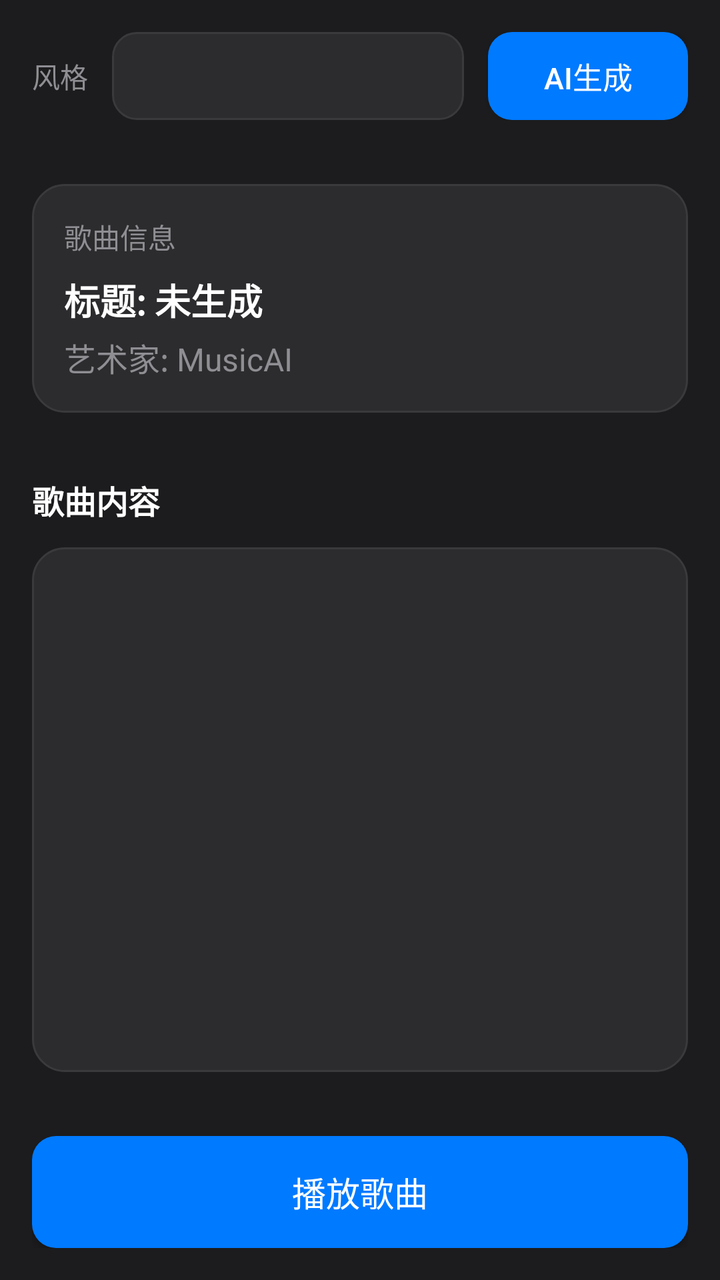
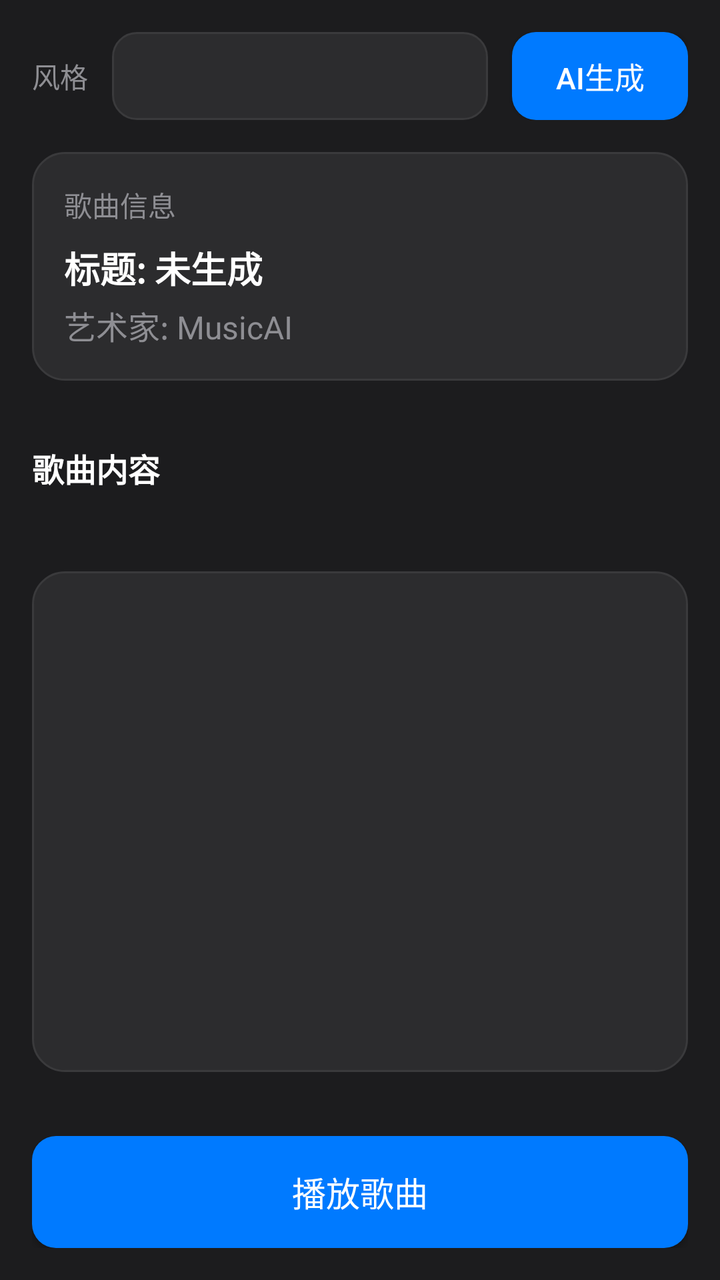

Two renders of the same Android screen: before a commit and after it. Below are the layout's source before the change and the commit's diff.
<!-- AndroidManifest.xml: application theme Theme.MusicAI -->
<!-- res/layout/activity_song_generator.xml -->
<?xml version="1.0" encoding="utf-8"?>
<LinearLayout xmlns:android="http://schemas.android.com/apk/res/android"
    android:layout_width="match_parent"
    android:layout_height="match_parent"
    android:orientation="vertical"
    android:background="@color/apple_dark">

    <LinearLayout
        android:layout_width="match_parent"
        android:layout_height="wrap_content"
        android:orientation="horizontal"
        android:padding="16dp"
        android:gravity="center_vertical">

        <TextView
            android:layout_width="wrap_content"
            android:layout_height="wrap_content"
            android:text="风格"
            android:textSize="14sp"
            android:textColor="@color/apple_text_secondary"
            android:layout_marginRight="12dp"/>

        <Spinner
            android:id="@+id/sp_style"
            android:layout_width="0dp"
            android:layout_height="44dp"
            android:layout_weight="1"
            android:background="@drawable/apple_edittext_bg"
            android:paddingHorizontal="12dp"/>

        <Button
            android:id="@+id/btn_generate"
            android:layout_width="100dp"
            android:layout_height="44dp"
            android:text="AI生成"
            android:textSize="15sp"
            android:textColor="@color/apple_text"
            android:background="@drawable/apple_button_primary_bg"
            android:layout_marginLeft="12dp"
            android:cornerRadius="10dp"/>

    </LinearLayout>

    <LinearLayout
        android:layout_width="match_parent"
        android:layout_height="wrap_content"
        android:orientation="vertical"
        android:background="@drawable/apple_card_bg"
        android:padding="16dp"
        android:layout_margin="16dp">

        <TextView
            android:layout_width="match_parent"
            android:layout_height="wrap_content"
            android:text="歌曲信息"
            android:textSize="14sp"
            android:textColor="@color/apple_text_secondary"
            android:layout_marginBottom="8dp"/>

        <TextView
            android:id="@+id/tv_title"
            android:layout_width="match_parent"
            android:layout_height="wrap_content"
            android:text="标题: 未生成"
            android:textSize="18sp"
            android:textColor="@color/apple_text"
            android:textStyle="bold"/>

        <TextView
            android:id="@+id/tv_artist"
            android:layout_width="match_parent"
            android:layout_height="wrap_content"
            android:text="艺术家: MusicAI"
            android:textSize="16sp"
            android:textColor="@color/apple_text_secondary"
            android:layout_marginTop="4dp"/>

    </LinearLayout>

    <LinearLayout
        android:layout_width="match_parent"
        android:layout_height="0dp"
        android:layout_weight="1"
        android:orientation="vertical"
        android:padding="16dp"
        android:paddingTop="0dp">

        <TextView
            android:layout_width="match_parent"
            android:layout_height="wrap_content"
            android:text="歌曲内容"
            android:textSize="16sp"
            android:textColor="@color/apple_text"
            android:textStyle="bold"
            android:layout_marginBottom="12dp"/>

        <ListView
            android:id="@+id/lv_song"
            android:layout_width="match_parent"
            android:layout_height="0dp"
            android:layout_weight="1"
            android:background="@drawable/apple_card_bg"
            android:divider="@color/apple_mid_gray"
            android:dividerHeight="1dp"/>

    </LinearLayout>

    <LinearLayout
        android:layout_width="match_parent"
        android:layout_height="wrap_content"
        android:orientation="horizontal"
        android:padding="16dp">

        <Button
            android:id="@+id/btn_play"
            android:layout_width="match_parent"
            android:layout_height="56dp"
            android:text="播放歌曲"
            android:textSize="17sp"
            android:textColor="@color/apple_text"
            android:background="@drawable/apple_button_primary_bg"
            android:cornerRadius="12dp"/>

    </LinearLayout>

    <ProgressBar
        android:id="@+id/progress_bar"
        android:layout_width="wrap_content"
        android:layout_height="wrap_content"
        android:layout_gravity="center"
        android:visibility="gone"
        android:layout_marginBottom="16dp"/>

</LinearLayout>
<!-- resources referenced by this layout -->
<resources>
  <color name="apple_dark">#1C1C1E</color>
  <color name="apple_mid_gray">#3A3A3C</color>
  <color name="apple_text">#FFFFFF</color>
  <color name="apple_text_secondary">#8E8E93</color>
  <!-- drawable apple_button_primary_bg (drawable) -->
  <?xml version="1.0" encoding="utf-8"?>
  <selector xmlns:android="http://schemas.android.com/apk/res/android">
      <item android:state_pressed="true">
          <shape android:shape="rectangle">
              <solid android:color="@color/apple_accent_active" />
              <corners android:radius="12dp" />
          </shape>
      </item>
      <item>
          <shape android:shape="rectangle">
              <solid android:color="@color/apple_accent" />
              <corners android:radius="12dp" />
          </shape>
      </item>
  </selector>
  <!-- drawable apple_card_bg (drawable) -->
  <?xml version="1.0" encoding="utf-8"?>
  <shape xmlns:android="http://schemas.android.com/apk/res/android" android:shape="rectangle">
      <solid android:color="@color/apple_dark_gray" />
      <corners android:radius="16dp" />
      <stroke android:width="1dp" android:color="@color/apple_mid_gray" />
  </shape>
  <!-- drawable apple_edittext_bg (drawable) -->
  <?xml version="1.0" encoding="utf-8"?>
  <selector xmlns:android="http://schemas.android.com/apk/res/android">
      <item android:state_focused="true">
          <shape android:shape="rectangle">
              <solid android:color="@color/apple_dark_gray" />
              <corners android:radius="12dp" />
              <stroke android:width="2dp" android:color="@color/apple_accent" />
          </shape>
      </item>
      <item>
          <shape android:shape="rectangle">
              <solid android:color="@color/apple_dark_gray" />
              <corners android:radius="12dp" />
              <stroke android:width="1dp" android:color="@color/apple_mid_gray" />
          </shape>
      </item>
  </selector>
  <style name="Theme.MusicAI" parent="Theme.AppCompat.DayNight.NoActionBar">
          <item name="colorPrimary">@color/colorPrimary</item>
          <item name="colorPrimaryDark">@color/colorPrimaryDark</item>
          <item name="colorAccent">@color/colorAccent</item>
          <item name="android:textColorPrimary">@color/apple_text</item>
          <item name="android:textColorSecondary">@color/apple_text_secondary</item>
          <item name="android:windowBackground">@color/apple_dark</item>
          <item name="android:statusBarColor">@color/apple_dark</item>
          <item name="android:navigationBarColor">@color/apple_dark</item>
      </style>
  <color name="apple_accent_active">#0066CC</color>
  <color name="apple_accent">#007AFF</color>
  <color name="apple_dark_gray">#2C2C2E</color>
  <color name="colorPrimary">#007AFF</color>
  <color name="colorPrimaryDark">#1C1C1E</color>
  <color name="colorAccent">#34C759</color>
</resources>

<!-- the commit's change to res/layout/activity_song_generator.xml (unified diff, before → after) -->
@@ -30,7 +30,7 @@
 
         <Button
             android:id="@+id/btn_generate"
-            android:layout_width="100dp"
+            android:layout_width="wrap_content"
             android:layout_height="44dp"
             android:text="AI生成"
             android:textSize="15sp"
@@ -47,7 +47,9 @@
         android:orientation="vertical"
         android:background="@drawable/apple_card_bg"
         android:padding="16dp"
-        android:layout_margin="16dp">
+        android:layout_marginLeft="16dp"
+        android:layout_marginRight="16dp"
+        android:layout_marginBottom="16dp">
 
         <TextView
             android:layout_width="match_parent"
@@ -79,8 +81,7 @@
 
     <LinearLayout
         android:layout_width="match_parent"
-        android:layout_height="0dp"
-        android:layout_weight="1"
+        android:layout_height="wrap_content"
         android:orientation="vertical"
         android:padding="16dp"
         android:paddingTop="0dp">
@@ -92,13 +93,43 @@
             android:textSize="16sp"
             android:textColor="@color/apple_text"
             android:textStyle="bold"
-            android:layout_marginBottom="12dp"/>
+            android:layout_marginBottom="8dp"/>
+
+        <ProgressBar
+            android:id="@+id/playback_progress"
+            style="?android:attr/progressBarStyleHorizontal"
+            android:layout_width="match_parent"
+            android:layout_height="wrap_content"
+            android:progress="0"
+            android:max="100"
+            android:progressTint="@color/apple_accent"
+            android:layout_marginBottom="8dp"
+            android:visibility="gone"/>
+
+        <TextView
+            android:id="@+id/tv_playback_time"
+            android:layout_width="match_parent"
+            android:layout_height="wrap_content"
+            android:text="0:00 / 0:00"
+            android:textSize="12sp"
+            android:textColor="@color/apple_text_secondary"
+            android:gravity="center"
+            android:visibility="gone"/>
+
+    </LinearLayout>
+
+    <LinearLayout
+        android:layout_width="match_parent"
+        android:layout_height="0dp"
+        android:layout_weight="1"
+        android:orientation="vertical"
+        android:padding="16dp"
+        android:paddingTop="0dp">
 
         <ListView
             android:id="@+id/lv_song"
             android:layout_width="match_parent"
-            android:layout_height="0dp"
-            android:layout_weight="1"
+            android:layout_height="match_parent"
             android:background="@drawable/apple_card_bg"
             android:divider="@color/apple_mid_gray"
             android:dividerHeight="1dp"/>
